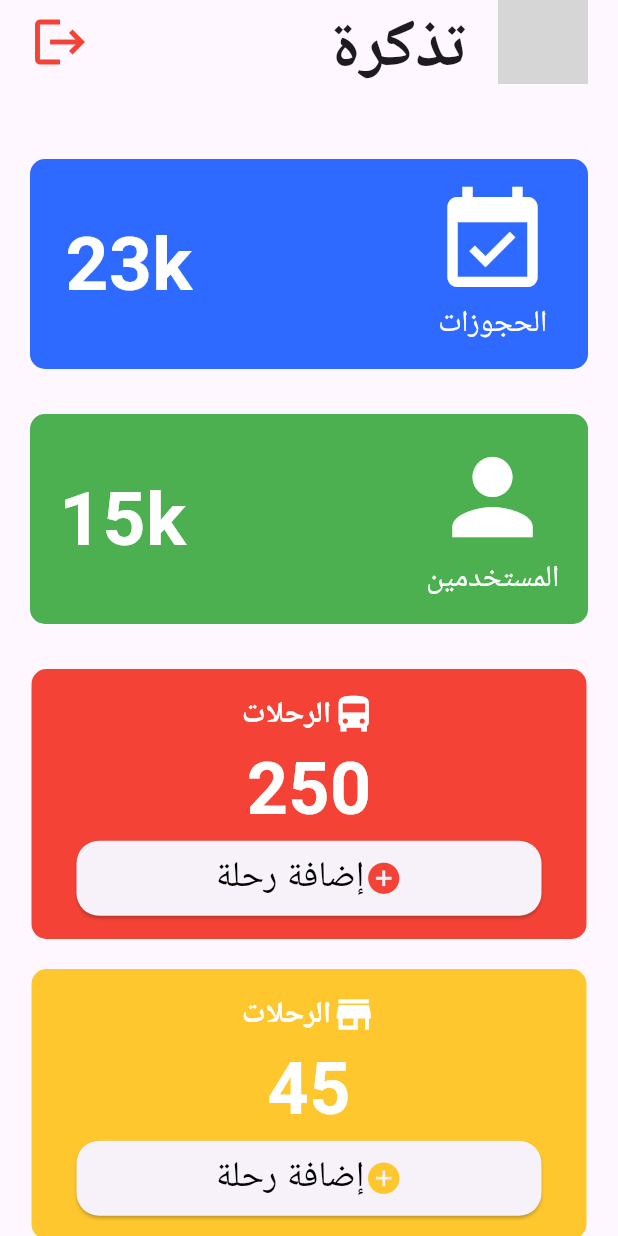
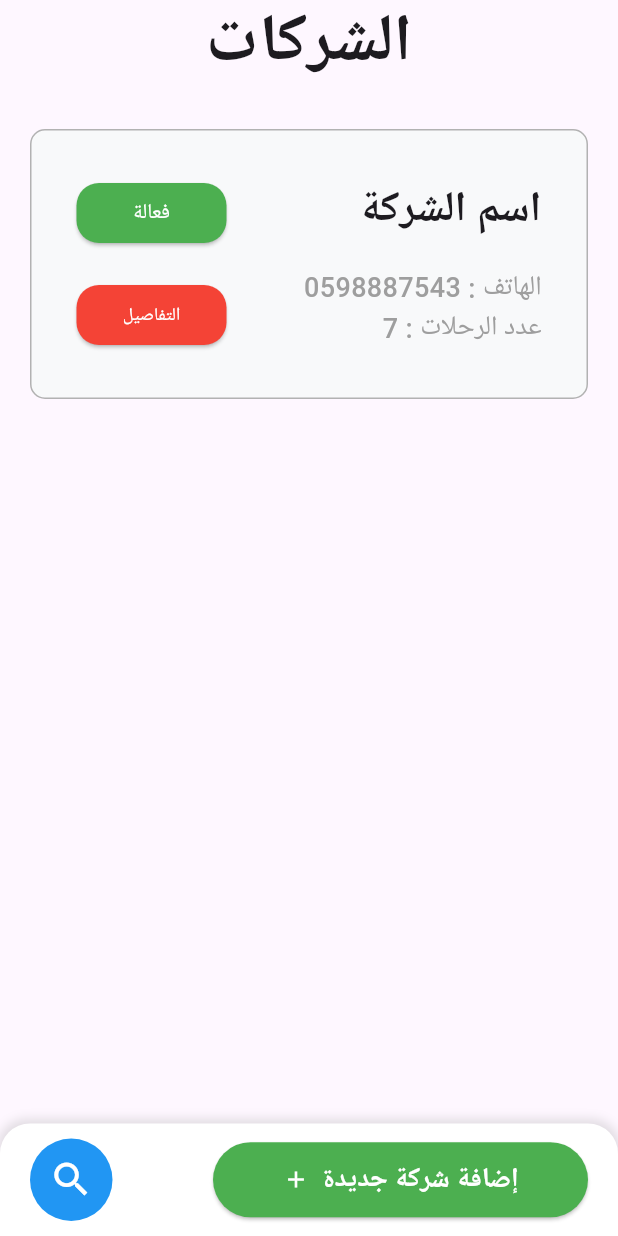
Before and after one commit to mohamedhissy/tathkra, a Flutter app: the screen it shows after launch, on a phone screen of 412 x 824 dp. Run offline on Flutter 3.47's test engine with Material 3 defaults, Android fonts, the phone set to English and light mode, and no system bars; our stand-ins replace get, shared_preferences; grey boxes are pictures that could not be loaded.

Commit message:
creat CompanyView

```diff
--- a/lib/core/resources/manager_colors.dart
+++ b/lib/core/resources/manager_colors.dart
@@ -13,6 +13,7 @@ class ManagerColors {
   static Color white70 = Colors.white70;
   static Color red = Colors.red;
   static Color green = Colors.green;
+  static Color grey = Colors.grey;
   static Color yellow = Color(0xffFFC72E);
   static Color outBoardingTitleColor = const Color(0xff817A7A);
   static const Color progressIndicatorColor = Color(0xffF5DF99);
@@ -34,4 +35,6 @@ class ManagerColors {
   static const Color editColor = Color(0xff787B7D);
   static Color greensh =Color(0xffA3C6A6) ;
   static Color middle =Color(0xffCFC8D9) ;
+  static Color bgColorcompany =Color(0xffF8F9FA);
+  static Color bgFrameColorcompany =Color(0xffB2B2B2);
 }
--- a/lib/core/resources/manager_strings.dart
+++ b/lib/core/resources/manager_strings.dart
@@ -10,5 +10,12 @@ class ManagerStrings {
   static const String trips = 'الرحلات';
   static const String addATrip = 'إضافة رحلة';
   static const String citiesAndRegions = 'المدن والمناطق';
+  static const String companies = 'الشركات';
+  static const String companyName = 'اسم الشركة';
+  static const String effective = 'فعالة';
+  static const String details = 'التفاصيل';
+  static const String phone = ' : الهاتف';
+  static const String numberOfTrips = ' : عدد الرحلات';
+  static const String addANewCompany = 'إضافة شركة جديدة';
 
 }
--- /dev/null
+++ b/lib/features/company/presentation/view/company_view.dart
@@ -0,0 +1,209 @@
+import 'package:flutter/material.dart';
+import 'package:tathkra/core/resources/manager_colors.dart';
+import 'package:tathkra/core/resources/manager_height.dart';
+import 'package:tathkra/core/resources/manager_strings.dart';
+
+import '../../../../core/resources/manager_font_sizes.dart';
+import '../../../../core/resources/manager_font_weight.dart';
+
+class CompanyView extends StatelessWidget {
+  const CompanyView({super.key});
+
+  @override
+  Widget build(BuildContext context) {
+    return Scaffold(
+      bottomNavigationBar: Container(
+        padding: EdgeInsets.symmetric(horizontal: 20, vertical: 10),
+        decoration: BoxDecoration(
+          color: Colors.white,
+          boxShadow: [
+            BoxShadow(
+              color: Colors.grey.withOpacity(0.3),
+              spreadRadius: 2,
+              blurRadius: 5,
+              offset: Offset(0, -1),
+            ),
+          ],
+          borderRadius: BorderRadius.vertical(top: Radius.circular(20)),
+        ),
+        child: Row(
+          mainAxisAlignment: MainAxisAlignment.spaceBetween,
+          children: [
+            Container(
+              width: 55,
+              height: 55,
+              decoration: BoxDecoration(
+                color: Colors.blue,
+                borderRadius: BorderRadius.circular(30),
+              ),
+              child: Icon(Icons.search, color: Colors.white, size: 30),
+            ),
+            ElevatedButton.icon(
+              style: ElevatedButton.styleFrom(
+                fixedSize: Size(250, 50),
+                backgroundColor: ManagerColors.green,
+                padding: EdgeInsets.symmetric(horizontal: 20, vertical: 12),
+                shape: RoundedRectangleBorder(
+                  borderRadius: BorderRadius.circular(30),
+                ),
+              ),
+              onPressed: () {},
+              icon: Icon(Icons.add, color: Colors.white),
+              label: Text(
+                ManagerStrings.addANewCompany,
+                style: TextStyle(
+                  color: Colors.white,
+                  fontSize: ManagerFontSizes.s18,
+                  fontWeight: ManagerFontWeight.bold,
+                ),
+              ),
+            ),
+          ],
+        ),
+      ),
+      appBar: AppBar(
+        centerTitle: true,
+        automaticallyImplyLeading: false,
+        title: Text(
+          ManagerStrings.companies,
+          style: TextStyle(
+            fontSize: ManagerFontSizes.s44,
+            fontWeight: ManagerFontWeight.bold,
+          ),
+        ),
+      ),
+      body: LayoutBuilder(
+        builder: (context, constraints) {
+          double screenWidth = constraints.maxWidth;
+          double contentWidth = screenWidth > 800 ? 760 : screenWidth - 40;
+          double horizontalMargin = screenWidth > 800 ? (screenWidth - contentWidth) / 2 : 20;
+
+          return SingleChildScrollView(
+            child: Column(
+              mainAxisAlignment: MainAxisAlignment.start,
+              children: [
+                SizedBox(height: 30),
+                Container(
+                  margin: EdgeInsets.symmetric(horizontal: horizontalMargin),
+                  width: contentWidth,
+                  height: 180,
+                  decoration: BoxDecoration(
+                    color: ManagerColors.bgColorcompany,
+                    border: Border.all(
+                      color: ManagerColors.bgFrameColorcompany,
+                      width: 1,
+                    ),
+                    borderRadius: BorderRadius.circular(10),
+                  ),
+                  child: Container(
+                    margin: EdgeInsets.symmetric(horizontal: 30),
+                    child: Row(
+                      children: [
+                        Column(
+                          crossAxisAlignment: CrossAxisAlignment.center,
+                          mainAxisAlignment: MainAxisAlignment.center,
+                          children: [
+                            ElevatedButton(
+                              style: ElevatedButton.styleFrom(
+                                backgroundColor: ManagerColors.green,
+                                fixedSize: Size(100, 0),
+                                shape: RoundedRectangleBorder(
+                                  borderRadius: BorderRadius.circular(15),
+                                ),
+                              ),
+                              onPressed: () {},
+                              child: Text(
+                                ManagerStrings.effective,
+                                style: TextStyle(
+                                  color: ManagerColors.white,
+                                  fontSize: ManagerFontSizes.s14,
+                                ),
+                              ),
+                            ),
+                            SizedBox(height: ManagerHeight.h20),
+                            ElevatedButton(
+                              style: ElevatedButton.styleFrom(
+                                backgroundColor: ManagerColors.red,
+                                fixedSize: Size(100, 40),
+                                shape: RoundedRectangleBorder(
+                                  borderRadius: BorderRadius.circular(15),
+                                ),
+                              ),
+                              onPressed: () {},
+                              child: Text(
+                                ManagerStrings.details,
+                                style: TextStyle(
+                                  color: ManagerColors.white,
+                                  fontSize: ManagerFontSizes.s12,
+                                ),
+                              ),
+                            ),
+                          ],
+                        ),
+                        SizedBox(width: screenWidth > 800 ? 380 : 20),
+                        Expanded(
+                          child: Column(
+                            crossAxisAlignment: CrossAxisAlignment.end,
+                            mainAxisAlignment: MainAxisAlignment.center,
+                            children: [
+                              Text(
+                                ManagerStrings.companyName,
+                                style: TextStyle(
+                                  fontSize: ManagerFontSizes.s28,
+                                  fontWeight: ManagerFontWeight.bold,
+                                ),
+                              ),
+                              SizedBox(height: ManagerHeight.h18),
+                              Row(
+                                mainAxisAlignment: MainAxisAlignment.end,
+                                children: [
+                                  Text(
+                                    '0598887543',
+                                    style: TextStyle(
+                                        fontSize: ManagerFontSizes.s18,
+                                        fontWeight: ManagerFontWeight.regular,
+                                        color: ManagerColors.grey),
+                                  ),
+                                  Text(
+                                    ManagerStrings.phone,
+                                    style: TextStyle(
+                                        fontSize: ManagerFontSizes.s18,
+                                        fontWeight: ManagerFontWeight.regular,
+                                        color: ManagerColors.grey),
+                                  ),
+                                ],
+                              ),
+                              Row(
+                                mainAxisAlignment: MainAxisAlignment.end,
+                                children: [
+                                  Text(
+                                    '7',
+                                    style: TextStyle(
+                                        fontSize: ManagerFontSizes.s18,
+                                        fontWeight: ManagerFontWeight.regular,
+                                        color: ManagerColors.grey),
+                                  ),
+                                  Text(
+                                    ManagerStrings.numberOfTrips,
+                                    style: TextStyle(
+                                        fontSize: ManagerFontSizes.s18,
+                                        fontWeight: ManagerFontWeight.regular,
+                                        color: ManagerColors.grey),
+                                  ),
+                                ],
+                              ),
+                            ],
+                          ),
+                        ),
+                      ],
+                    ),
+                  ),
+                ),
+              ],
+            ),
+          );
+        },
+      ),
+    );
+  }
+}
--- a/lib/features/home/presentation/view/home_view.dart
+++ b/lib/features/home/presentation/view/home_view.dart
@@ -181,10 +181,7 @@ class HomeView extends StatelessWidget {
                       ),
                     ],
                   ),
-
                   SizedBox(height: ManagerHeight.h20),
-
-                  // زر المدن والمناطق
                   ElevatedButton(
                     style: ElevatedButton.styleFrom(
                       backgroundColor: ManagerColors.primaryColor,
--- a/lib/main.dart
+++ b/lib/main.dart
@@ -16,7 +16,7 @@ class MyApp extends StatelessWidget {
   Widget build(BuildContext context) {
     return GetMaterialApp(
       debugShowCheckedModeBanner: false,
-      initialRoute: Routes.homeView,
+      initialRoute: Routes.companyView,
       onGenerateRoute: RouteGenerator.getRoute,
     );
   }
--- a/lib/routes/routes.dart
+++ b/lib/routes/routes.dart
@@ -3,18 +3,13 @@ import 'package:flutter/material.dart';
 import 'package:tathkra/features/home/presentation/view/home_view.dart';
 import '../core/resources/manager_strings.dart';
 import '../features/auth/presentation/view/login_view.dart';
+import '../features/company/presentation/view/company_view.dart';
 
 class Routes {
-  static const String splashScreen = '/splash_screen';
-  static const String outBoardingView = '/out_boarding_view';
   static const String loginView = '/login_view';
-  static const String registerView = '/register_view';
   static const String homeView = '/home_view';
-  static const String profileView = '/profile_view';
-  static const String detailsView = '/view_details';
-  static const String settingView = '/setting_view';
-  static const String cartView = '/cart_view';
-  static const String brandView = '/view_details';
+  static const String companyView = '/company_view';
+
 
 }
 
@@ -26,6 +21,8 @@ class RouteGenerator {
         return MaterialPageRoute(builder: (_) => const LoginView());
       case Routes.homeView:
         return MaterialPageRoute(builder: (_) => const HomeView());
+      case Routes.companyView:
+        return MaterialPageRoute(builder: (_) => const CompanyView());
       default:
         return unDefineRoute();
     }
```
Also changed, not shown: lib/features/company/presentation/controller/company_controller.dart (added).
